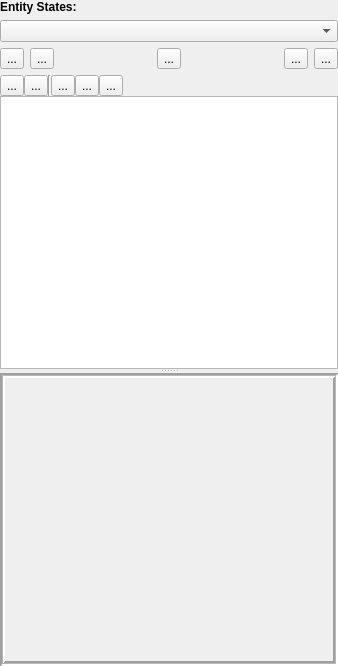
This is DesignerTool/src/Entity/EntityWidget.ui in GameOverture/HarmonyEngine as Qt 5 draws it before an edit. The edited form follows.
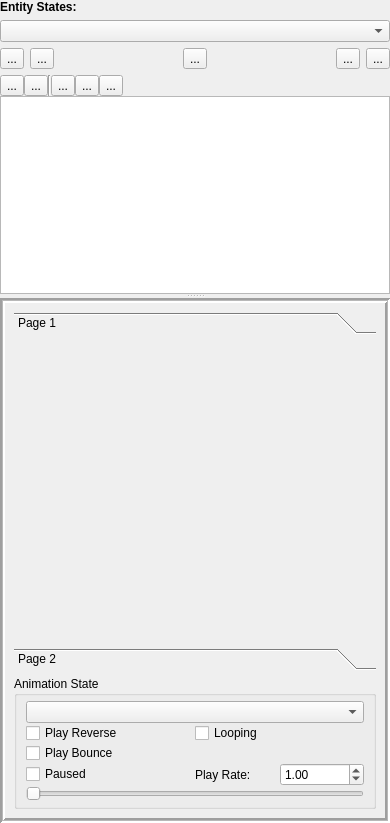
This is the edited form. The open tabs and pages were chosen to show the change. Icons and pictures are not drawn. Custom widgets are drawn as their Qt base class.

Commit message: Entity widget design

```diff
--- a/DesignerTool/src/Entity/EntityWidget.ui
+++ b/DesignerTool/src/Entity/EntityWidget.ui
@@ -6,8 +6,8 @@
    <rect>
     <x>0</x>
     <y>0</y>
-    <width>338</width>
-    <height>666</height>
+    <width>390</width>
+    <height>823</height>
    </rect>
   </property>
   <property name="windowTitle">
@@ -283,19 +283,209 @@
          </layout>
         </widget>
         <widget class="QWidget" name="pageSprite">
+         <layout class="QVBoxLayout" name="verticalLayout_4">
+          <item>
+           <widget class="EntityCommon" name="commonBox">
+            <property name="minimumSize">
+             <size>
+              <width>360</width>
+              <height>200</height>
+             </size>
+            </property>
+            <property name="currentIndex">
+             <number>0</number>
+            </property>
+            <widget class="QWidget" name="page_3">
+             <property name="geometry">
+              <rect>
+               <x>0</x>
+               <y>0</y>
+               <width>360</width>
+               <height>151</height>
+              </rect>
+             </property>
+             <attribute name="label">
+              <string>Page 1</string>
+             </attribute>
+            </widget>
+            <widget class="QWidget" name="page_4">
+             <property name="geometry">
+              <rect>
+               <x>0</x>
+               <y>0</y>
+               <width>360</width>
+               <height>151</height>
+              </rect>
+             </property>
+             <attribute name="label">
+              <string>Page 2</string>
+             </attribute>
+            </widget>
+           </widget>
+          </item>
+          <item>
+           <widget class="QGroupBox" name="groupBox">
+            <property name="title">
+             <string>Animation State</string>
+            </property>
+            <layout class="QVBoxLayout" name="verticalLayout_5">
+             <property name="spacing">
+              <number>0</number>
+             </property>
+             <property name="topMargin">
+              <number>5</number>
+             </property>
+             <property name="bottomMargin">
+              <number>5</number>
+             </property>
+             <item>
+              <widget class="QComboBox" name="cmbSpriteStates"/>
+             </item>
+             <item>
+              <layout class="QGridLayout" name="gridLayout">
+               <item row="2" column="0">
+                <widget class="QCheckBox" name="chkPaused">
+                 <property name="text">
+                  <string>Paused</string>
+                 </property>
+                </widget>
+               </item>
+               <item row="0" column="1">
+                <widget class="QCheckBox" name="chkLooping">
+                 <property name="text">
+                  <string>Looping</string>
+                 </property>
+                </widget>
+               </item>
+               <item row="1" column="0">
+                <widget class="QCheckBox" name="chkBounce">
+                 <property name="text">
+                  <string>Play Bounce</string>
+                 </property>
+                </widget>
+               </item>
+               <item row="0" column="0">
+                <widget class="QCheckBox" name="chkReverse">
+                 <property name="text">
+                  <string>Play Reverse</string>
+                 </property>
+                </widget>
+               </item>
+               <item row="2" column="1">
+                <layout class="QHBoxLayout" name="horizontalLayout">
+                 <item>
+                  <widget class="QLabel" name="label">
+                   <property name="text">
+                    <string>Play Rate:</string>
+                   </property>
+                  </widget>
+                 </item>
+                 <item>
+                  <widget class="QDoubleSpinBox" name="doubleSpinBox_2">
+                   <property name="suffix">
+                    <string/>
+                   </property>
+                   <property name="maximum">
+                    <double>100000000000000000000.000000000000000</double>
+                   </property>
+                   <property name="singleStep">
+                    <double>0.100000000000000</double>
+                   </property>
+                   <property name="value">
+                    <double>1.000000000000000</double>
+                   </property>
+                  </widget>
+                 </item>
+                </layout>
+               </item>
+              </layout>
+             </item>
+             <item>
+              <widget class="QSlider" name="sliFrame">
+               <property name="orientation">
+                <enum>Qt::Horizontal</enum>
+               </property>
+              </widget>
+             </item>
+            </layout>
+           </widget>
+          </item>
+         </layout>
+        </widget>
+        <widget class="QWidget" name="pageFont">
          <layout class="QVBoxLayout" name="verticalLayout_7">
-          <property name="leftMargin">
-           <number>2</number>
-          </property>
-          <property name="topMargin">
-           <number>2</number>
-          </property>
-          <property name="rightMargin">
-           <number>2</number>
-          </property>
-          <property name="bottomMargin">
-           <number>2</number>
-          </property>
+          <item>
+           <widget class="EntityCommon" name="commonBox_2">
+            <property name="minimumSize">
+             <size>
+              <width>360</width>
+              <height>200</height>
+             </size>
+            </property>
+            <property name="currentIndex">
+             <number>0</number>
+            </property>
+            <widget class="QWidget" name="page_5">
+             <property name="geometry">
+              <rect>
+               <x>0</x>
+               <y>0</y>
+               <width>360</width>
+               <height>144</height>
+              </rect>
+             </property>
+             <attribute name="label">
+              <string>Page 1</string>
+             </attribute>
+            </widget>
+            <widget class="QWidget" name="page_6">
+             <property name="geometry">
+              <rect>
+               <x>0</x>
+               <y>0</y>
+               <width>360</width>
+               <height>144</height>
+              </rect>
+             </property>
+             <attribute name="label">
+              <string>Page 2</string>
+             </attribute>
+            </widget>
+           </widget>
+          </item>
+          <item>
+           <widget class="QComboBox" name="cmbFontStates"/>
+          </item>
+          <item>
+           <widget class="FontTableView" name="layersTableView">
+            <property name="selectionMode">
+             <enum>QAbstractItemView::SingleSelection</enum>
+            </property>
+            <property name="selectionBehavior">
+             <enum>QAbstractItemView::SelectItems</enum>
+            </property>
+           </widget>
+          </item>
+          <item>
+           <layout class="QHBoxLayout" name="horizontalLayout_3">
+            <item>
+             <widget class="QComboBox" name="cmbLayout"/>
+            </item>
+            <item>
+             <widget class="QComboBox" name="cmbAlignment"/>
+            </item>
+            <item>
+             <widget class="QCheckBox" name="checkBox">
+              <property name="text">
+               <string>Monospaced Digits</string>
+              </property>
+             </widget>
+            </item>
+           </layout>
+          </item>
+          <item>
+           <widget class="QLineEdit" name="lineEdit"/>
+          </item>
          </layout>
         </widget>
         <widget class="QWidget" name="pageFont"/>
@@ -600,6 +790,11 @@
    <header>EntityCommon.h</header>
    <container>1</container>
   </customwidget>
+  <customwidget>
+   <class>FontTableView</class>
+   <extends>QTableView</extends>
+   <header>FontModelView.h</header>
+  </customwidget>
  </customwidgets>
  <resources>
   <include location="../res/DesignerTool.qrc"/>
```
Left out of the diff: 80 changed lines with no effect on the pictures. The commit also changes 1 other file.
